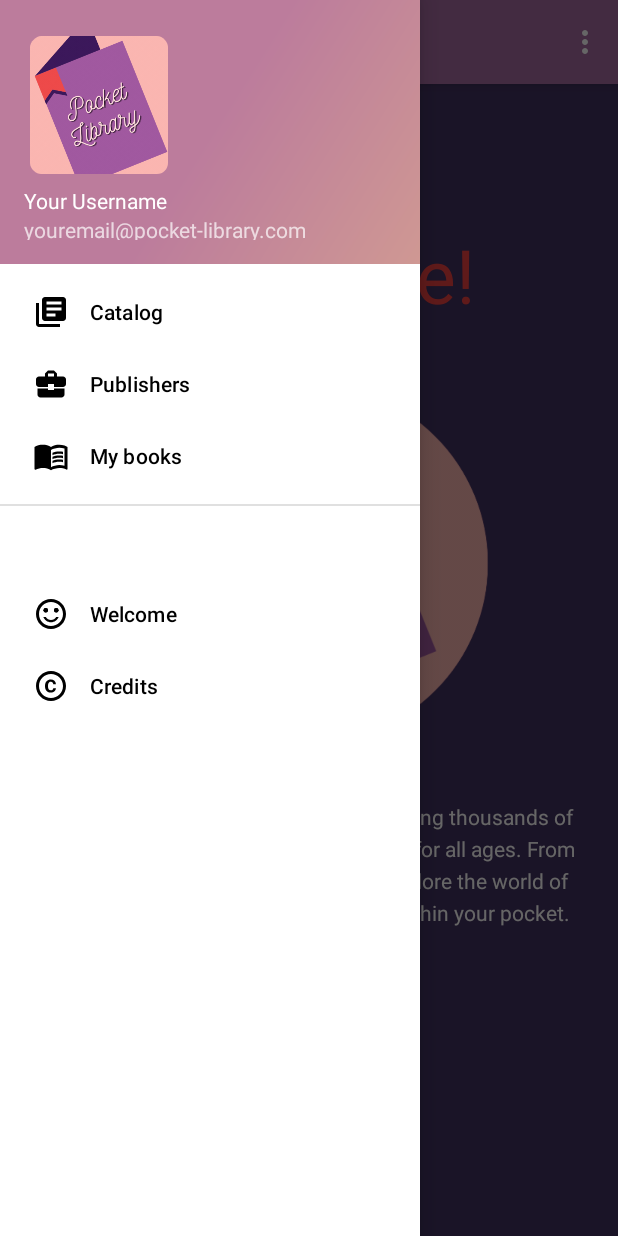
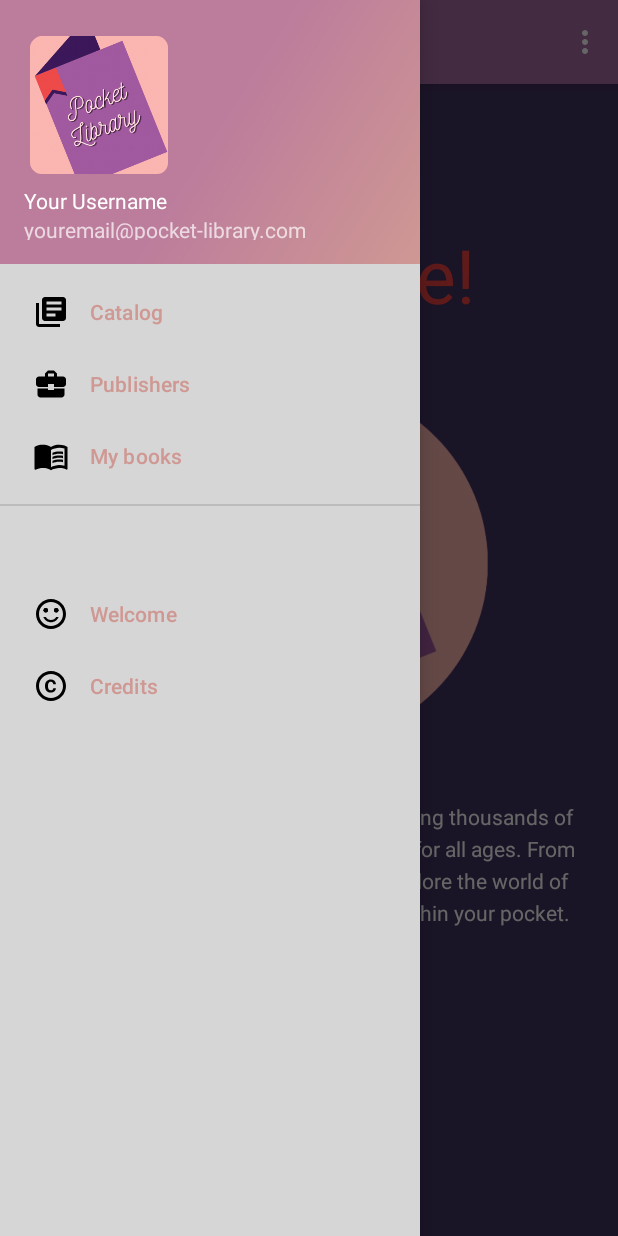
Before and after one commit to farzana-moury/Pocket-Library, an Android app: the screen it shows after launch (MainActivity), with the side drawer open, on a phone screen of 412 x 824 dp. Run offline under Robolectric (Android 15) with nearby library versions, the phone set to English and light mode, and no system bars; our stand-ins replace navigation-ui; Roboto replaces fonts that are not available here.

Commit message:
#21 modified nav header     * changed color

```diff
--- a/app/src/main/res/layout/activity_main.xml
+++ b/app/src/main/res/layout/activity_main.xml
@@ -18,7 +18,9 @@
         android:layout_width="wrap_content"
         android:layout_height="match_parent"
         android:layout_gravity="start"
+        android:background="@color/prune_purple"
         android:fitsSystemWindows="true"
         app:headerLayout="@layout/nav_header_main"
+        app:itemTextColor="@color/secondary"
         app:menu="@menu/activity_main_drawer" />
 </androidx.drawerlayout.widget.DrawerLayout>
--- a/app/src/main/res/values/colors.xml
+++ b/app/src/main/res/values/colors.xml
@@ -9,4 +9,5 @@
     <color name="white">#FFFFFFFF</color>
     <color name="red">#EF4242</color>
     <color name="plum_purple">#423161</color>
+    <color name="light_purple">#713D8C</color>
 </resources>
```
